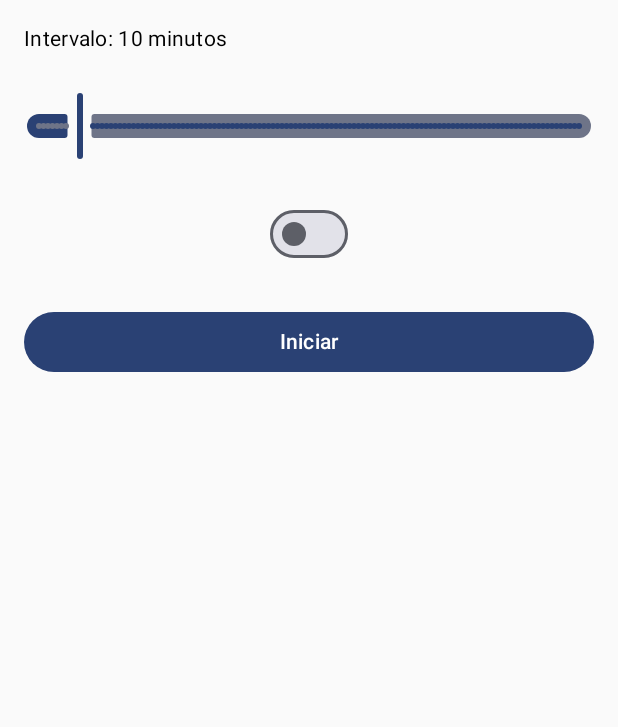
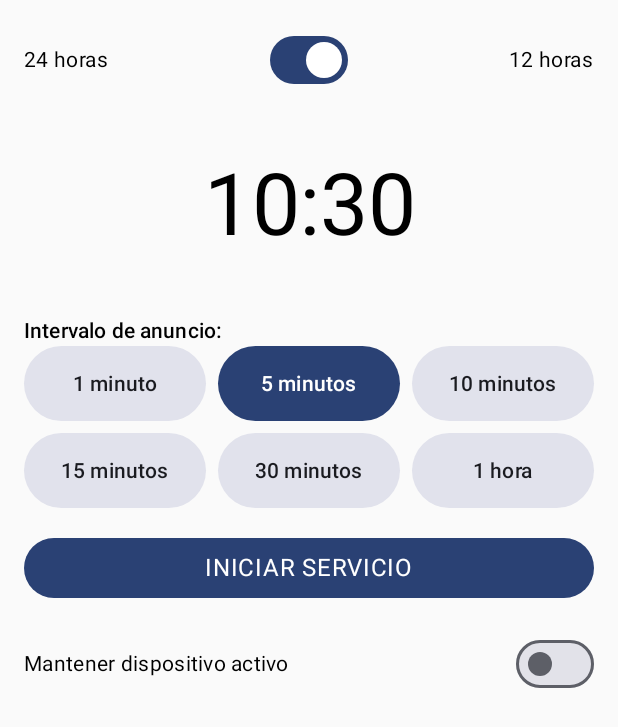
Before and after one commit to Pevalcar/La-hora_es_kotlin, an Android app built with Jetpack Compose: the screen it shows after launch (MainActivity), on a phone screen of 412 x 824 dp. Shown: the top 727 px of the screen. Run offline under Robolectric (Android 15) with nearby library versions, the phone set to English and light mode, and no system bars.

Commit message:
first correcion co speack backgrando an more

```diff
--- a/app/src/main/java/com/pevalcar/lahoraes/MainActivity.kt
+++ b/app/src/main/java/com/pevalcar/lahoraes/MainActivity.kt
@@ -1,96 +1,199 @@
+// Clase principal de la actividad que sirve como punto de entrada de la aplicación
 package com.pevalcar.lahoraes
 
-import android.content.BroadcastReceiver
 import android.content.Context
 import android.content.Intent
-import android.content.IntentFilter
 import android.os.Build
 import android.os.Bundle
-import android.speech.tts.TextToSpeech
-import android.util.Log
 import androidx.activity.ComponentActivity
+import androidx.activity.compose.rememberLauncherForActivityResult
 import androidx.activity.compose.setContent
-import androidx.annotation.RequiresApi
-import androidx.compose.foundation.clickable
+import androidx.activity.result.contract.ActivityResultContracts
 import androidx.compose.foundation.layout.Arrangement
 import androidx.compose.foundation.layout.Column
+import androidx.compose.foundation.layout.Row
 import androidx.compose.foundation.layout.fillMaxSize
 import androidx.compose.foundation.layout.fillMaxWidth
+import androidx.compose.foundation.layout.height
 import androidx.compose.foundation.layout.padding
+import androidx.compose.foundation.lazy.grid.GridCells
+import androidx.compose.foundation.lazy.grid.LazyVerticalGrid
+import androidx.compose.foundation.lazy.grid.items
 import androidx.compose.material3.Button
+import androidx.compose.material3.ButtonDefaults
 import androidx.compose.material3.MaterialTheme
 import androidx.compose.material3.Slider
-import androidx.compose.runtime.collectAsState
-import androidx.compose.runtime.getValue
-import androidx.compose.material3.Surface
 import androidx.compose.material3.Switch
 import androidx.compose.material3.Text
 import androidx.compose.runtime.Composable
-import androidx.compose.runtime.DisposableEffect
 import androidx.compose.runtime.LaunchedEffect
-import androidx.compose.runtime.asIntState
+import androidx.compose.runtime.collectAsState
 import androidx.compose.runtime.getValue
-import androidx.compose.runtime.mutableStateOf
 import androidx.compose.runtime.remember
-import androidx.compose.runtime.setValue
 import androidx.compose.ui.Alignment
 import androidx.compose.ui.Modifier
 import androidx.compose.ui.platform.LocalContext
-import androidx.compose.ui.text.TextStyle
-import androidx.compose.ui.text.font.FontWeight
+import androidx.compose.ui.text.style.TextAlign
 import androidx.compose.ui.unit.dp
-import androidx.compose.ui.unit.sp
 import androidx.core.content.ContextCompat
 import androidx.lifecycle.viewmodel.compose.viewModel
 import com.pevalcar.lahoraes.ui.theme.LaHoraEsTheme
 import java.text.SimpleDateFormat
-import java.util.Calendar
+import java.util.Date
 import java.util.Locale
-import kotlinx.coroutines.delay
 
+// Actividad principal que hereda de ComponentActivity (base para actividades con Compose)
 class MainActivity : ComponentActivity() {
     override fun onCreate(savedInstanceState: Bundle?) {
         super.onCreate(savedInstanceState)
+        // Configuración del contenido usando Jetpack Compose
         setContent {
+            // Aplicación del tema personalizado a toda la UI
             LaHoraEsTheme {
+                // Componente raíz de la aplicación
                 TimeAnnouncerApp()
             }
         }
     }
 }
 
+// Componente principal de la interfaz de usuario con Compose
 @Composable
 fun TimeAnnouncerApp(viewModel: TimeAnnouncerViewModel = viewModel()) {
+    // Obtiene el contexto actual para operaciones con Android
     val context = LocalContext.current
-    val interval by viewModel.interval.collectAsState()
+    val permissionLauncher = rememberLauncherForActivityResult(
+        ActivityResultContracts.RequestPermission()
+    ) { isGranted ->
+        // Manejar resultado del permiso
+    }
+
+    // Solicitar permiso cuando sea necesario
+    if (Build.VERSION.SDK_INT >= Build.VERSION_CODES.TIRAMISU) {
+        LaunchedEffect(Unit) {
+            permissionLauncher.launch(android.Manifest.permission.POST_NOTIFICATIONS)
+        }
+    }
+
+    // Estados observables del ViewModel convertidos en estado de Compose
+    val interval by viewModel.interval.collectAsState()        // Intervalo en minutos
+    val wakeLockEnabled by viewModel.wakeLockEnabled.collectAsState()  // Estado del WakeLock
+    val serviceRunning by viewModel.serviceRunning.collectAsState()    // Estado del servicio
+    val currentTime by viewModel.currentTime.collectAsState()
+
+
+    // Diseño principal en columna vertical
+    Column(
+        modifier = Modifier.padding(16.dp),
+        verticalArrangement = Arrangement.spacedBy(16.dp)
+    ) {
+        // Selector de formato horario
+        TimeFormatSelector(viewModel)
+
+        // Reloj grande
+        DigitalClockDisplay(viewModel)
+
+        // Selector de intervalos
+        IntervalSelector(viewModel)
+
+        // Controles de servicio
+        ServiceControls(viewModel, context)
+    }
+}
+@Composable
+private fun IntervalSelector(viewModel: TimeAnnouncerViewModel) {
+    val selectedInterval by viewModel.selectedInterval.collectAsState()
+
+    Column {
+        Text("Intervalo de anuncio:", style = MaterialTheme.typography.titleSmall)
+        LazyVerticalGrid(
+            columns = GridCells.Fixed(3),
+            horizontalArrangement = Arrangement.spacedBy(8.dp),
+            verticalArrangement = Arrangement.spacedBy(8.dp)
+        ) {
+            items(viewModel.availableIntervals) { interval ->
+                IntervalButton(
+                    interval = interval,
+                    isSelected = interval == selectedInterval,
+                    onSelect = { viewModel.updateSelectedInterval(interval) }
+                )
+            }
+        }
+    }
+}
+
+@Composable
+private fun IntervalButton(interval: Int, isSelected: Boolean, onSelect: () -> Unit) {
+    Button(
+        onClick = onSelect,
+        colors = ButtonDefaults.buttonColors(
+            containerColor = if (isSelected) MaterialTheme.colorScheme.primary
+            else MaterialTheme.colorScheme.surfaceVariant
+        ),
+        modifier = Modifier.height(50.dp)
+    ) {
+        Text(
+            text = when (interval) {
+                1 -> "1 minuto"
+                60 -> "1 hora"
+                else -> "$interval minutos"
+            },
+            color = if (isSelected) MaterialTheme.colorScheme.onPrimary
+            else MaterialTheme.colorScheme.onSurface
+        )
+    }
+}
+
+@Composable
+private fun DigitalClockDisplay(viewModel: TimeAnnouncerViewModel) {
+    val currentTime by viewModel.currentTime.collectAsState()
+    val use24hFormat by viewModel.use24HourFormat.collectAsState()
+
+    val pattern = if (use24hFormat) "HH:mm" else "hh:mm a"
+    val formattedTime = remember(currentTime) {
+        SimpleDateFormat(pattern, Locale.getDefault()).format(Date())
+    }
+
+    Text(
+        text = formattedTime,
+        style = MaterialTheme.typography.displayLarge,
+        modifier = Modifier
+            .fillMaxWidth()
+            .padding(vertical = 24.dp),
+        textAlign = TextAlign.Center
+    )
+}
+
+@Composable
+private fun TimeFormatSelector(viewModel: TimeAnnouncerViewModel) {
+    val use24hFormat by viewModel.use24HourFormat.collectAsState()
+    Row(
+        verticalAlignment = Alignment.CenterVertically,
+        horizontalArrangement = Arrangement.SpaceBetween,
+        modifier = Modifier.fillMaxWidth()
+    ) {
+        Text("24 horas", style = MaterialTheme.typography.bodyMedium)
+        Switch(
+            checked = use24hFormat,
+            onCheckedChange = { viewModel.toggleTimeFormat() }
+        )
+        Text("12 horas", style = MaterialTheme.typography.bodyMedium)
+    }
+}
+
+@Composable
+private fun ServiceControls(
+    viewModel: TimeAnnouncerViewModel,
+    context: Context
+) {
+    val serviceRunning by viewModel.serviceRunning.collectAsState()
     val wakeLockEnabled by viewModel.wakeLockEnabled.collectAsState()
-    val serviceRunning by viewModel.serviceRunning.collectAsState()
 
     Column(
-        modifier = Modifier
-            .padding(16.dp)
-            .fillMaxSize(),
-        verticalArrangement = Arrangement.spacedBy(24.dp)
+        verticalArrangement = Arrangement.spacedBy(16.dp),
+        modifier = Modifier.fillMaxWidth()
     ) {
-        Text(
-            text = "Intervalo: ${interval} minutos",
-            style = MaterialTheme.typography.bodyMedium
-        )
-
-        Slider(
-            value = interval.toFloat(),
-            onValueChange = { viewModel.updateInterval(it.toInt()) },
-            valueRange = 1f..120f,
-            steps = 119,
-            modifier = Modifier.fillMaxWidth()
-        )
-
-        Switch(
-            checked = wakeLockEnabled,
-            onCheckedChange = { viewModel.updateWakeLock(it) },
-            modifier = Modifier.fillMaxWidth()
-        )
-
+        // Botón principal de control del servicio
         Button(
             onClick = {
                 if (serviceRunning) {
@@ -98,16 +201,41 @@ fun TimeAnnouncerApp(viewModel: TimeAnnouncerViewModel = viewModel()) {
                     viewModel.updateServiceRunning(false)
                 } else {
                     val serviceIntent = Intent(context, TimeService::class.java).apply {
-                        putExtra("interval", interval * 60 * 1000)
+                        putExtra("interval", viewModel.selectedInterval.value)
+                        putExtra("use24Format", viewModel.use24HourFormat.value)
                         putExtra("wakeLock", wakeLockEnabled)
                     }
                     ContextCompat.startForegroundService(context, serviceIntent)
                     viewModel.updateServiceRunning(true)
                 }
             },
+            modifier = Modifier.fillMaxWidth(),
+            colors = ButtonDefaults.buttonColors(
+                containerColor = if (serviceRunning) MaterialTheme.colorScheme.error
+                else MaterialTheme.colorScheme.primary
+            )
+        ) {
+            Text(
+                text = if (serviceRunning) "DETENER SERVICIO"
+                else "INICIAR SERVICIO",
+                style = MaterialTheme.typography.bodyLarge
+            )
+        }
+
+        // Control de WakeLock
+        Row(
+            verticalAlignment = Alignment.CenterVertically,
+            horizontalArrangement = Arrangement.SpaceBetween,
             modifier = Modifier.fillMaxWidth()
         ) {
-            Text(if (serviceRunning) "Detener" else "Iniciar")
+            Text(
+                text = "Mantener dispositivo activo",
+                style = MaterialTheme.typography.bodyMedium
+            )
+            Switch(
+                checked = wakeLockEnabled,
+                onCheckedChange = { viewModel.updateWakeLock(it) }
+            )
         }
     }
 }
--- a/app/src/main/java/com/pevalcar/lahoraes/TimeAnnouncerViewModel.kt
+++ b/app/src/main/java/com/pevalcar/lahoraes/TimeAnnouncerViewModel.kt
@@ -1,13 +1,17 @@
 package com.pevalcar.lahoraes
 
-import androidx.compose.runtime.State
-import androidx.compose.runtime.mutableIntStateOf
-import androidx.compose.runtime.mutableStateOf
-import androidx.compose.runtime.setValue
+import android.content.Context
+import android.content.Intent
 import androidx.lifecycle.ViewModel
+import androidx.lifecycle.viewModelScope
+import kotlinx.coroutines.delay
 import kotlinx.coroutines.flow.MutableStateFlow
 import kotlinx.coroutines.flow.StateFlow
 import kotlinx.coroutines.flow.asStateFlow
+import kotlinx.coroutines.launch
+import java.text.SimpleDateFormat
+import java.util.Date
+import java.util.Locale
 
 class TimeAnnouncerViewModel : ViewModel() {
     private val _interval = MutableStateFlow(10)
@@ -18,6 +22,40 @@ class TimeAnnouncerViewModel : ViewModel() {
 
     private val _serviceRunning = MutableStateFlow(false)
     val serviceRunning: StateFlow<Boolean> = _serviceRunning.asStateFlow()
+    private val _currentTime = MutableStateFlow("")
+    val currentTime: StateFlow<String> = _currentTime.asStateFlow()
+    val availableIntervals = listOf(1, 5, 10, 15, 30, 60)
+
+    private val _selectedInterval = MutableStateFlow(TimeSettingsRepository.getInterval())
+    val selectedInterval: StateFlow<Int> = _selectedInterval.asStateFlow()
+    private val _use24HourFormat = MutableStateFlow(TimeSettingsRepository.getTimeFormat())
+    val use24HourFormat: StateFlow<Boolean> = _use24HourFormat.asStateFlow()
+
+    fun updateSelectedInterval(interval: Int) {
+        require(interval in availableIntervals) { "Intervalo no válido" }
+        _selectedInterval.value = interval
+        TimeSettingsRepository.updateInterval(interval)
+    }
+
+    fun toggleTimeFormat() {
+        val newFormat = !_use24HourFormat.value
+        _use24HourFormat.value = newFormat
+        TimeSettingsRepository.updateTimeFormat(newFormat)
+    }
+
+    init {
+        startTimeUpdates()
+    }
+
+    private fun startTimeUpdates() {
+        viewModelScope.launch {
+            while (true) {
+                _currentTime.value = SimpleDateFormat("HH:mm", Locale.getDefault()).format(Date())
+                delay(1000) // Actualizar cada segundo
+            }
+        }
+    }
+
 
     fun updateInterval(newValue: Int) {
         _interval.value = newValue
@@ -30,4 +68,11 @@ class TimeAnnouncerViewModel : ViewModel() {
     fun updateServiceRunning(running: Boolean) {
         _serviceRunning.value = running
     }
+    fun speakNow(context: Context) {
+        // Enviar broadcast al servicio
+        val intent = Intent("ACTION_SPEAK_NOW").apply {
+            setPackage(context.packageName)
+        }
+        context.sendBroadcast(intent)
+    }
 }
--- /dev/null
+++ b/app/src/main/java/com/pevalcar/lahoraes/TimeSettingsRepository.kt
@@ -0,0 +1,17 @@
+package com.pevalcar.lahoraes
+
+object TimeSettingsRepository {
+    private var currentInterval = 5
+    private var use24HourFormat = true
+
+    fun getInterval() = currentInterval
+    fun getTimeFormat() = use24HourFormat
+
+    fun updateInterval(interval: Int) {
+        currentInterval = interval
+    }
+
+    fun updateTimeFormat(use24: Boolean) {
+        use24HourFormat = use24
+    }
+}
--- a/gradle/libs.versions.toml
+++ b/gradle/libs.versions.toml
@@ -9,6 +9,7 @@ lifecycleRuntimeKtx = "2.6.1"
 activityCompose = "1.8.0"
 composeBom = "2024.04.01"
 lifecycleViewmodelCompose = "2.8.7"
+protoliteWellKnownTypes = "18.0.0"
 
 [libraries]
 androidx-core-ktx = { group = "androidx.core", name = "core-ktx", version.ref = "coreKtx" }
@@ -26,6 +27,7 @@ androidx-ui-tooling-preview = { group = "androidx.compose.ui", name = "ui-toolin
 androidx-ui-test-manifest = { group = "androidx.compose.ui", name = "ui-test-manifest" }
 androidx-ui-test-junit4 = { group = "androidx.compose.ui", name = "ui-test-junit4" }
 androidx-material3 = { group = "androidx.compose.material3", name = "material3" }
+protolite-well-known-types = { group = "com.google.firebase", name = "protolite-well-known-types", version.ref = "protoliteWellKnownTypes" }
 
 [plugins]
 android-application = { id = "com.android.application", version.ref = "agp" }
```
Also changed, not shown: app/src/main/AndroidManifest.xml (+9 -2 lines), app/src/main/java/com/pevalcar/lahoraes/TimeService.kt (+130 -21 lines).
